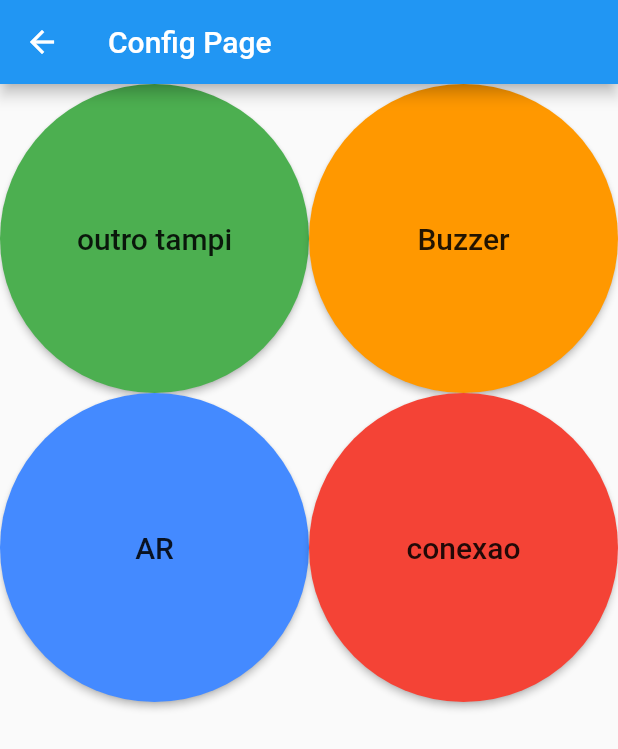
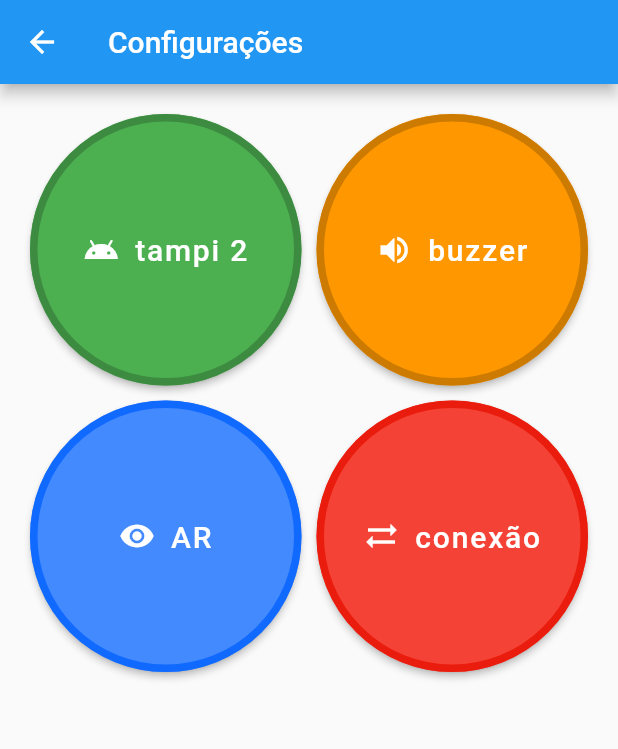
Before and after one commit to mochetti/tampi_app, a Flutter app: the ConfigPage screen opened directly, on a phone screen of 412 x 824 dp. Shown: the top 749 px of the screen. Run offline on Flutter 3.47's test engine with Material 2 defaults, Android fonts, the phone set to English and light mode, and no system bars; our stand-ins replace audioplayers, connectivity, speech_to_text, tinycolor; missing offline and left inert: arcore_flutter_plugin, arkit_plugin, flutter_barcode_scanner.

Commit message:
refatoração para inserir botão padrão de tampinha

```diff
--- a/lib/ConfigPage.dart
+++ b/lib/ConfigPage.dart
@@ -4,6 +4,7 @@ import 'package:flutter_barcode_scanner/flutter_barcode_scanner.dart';
 import 'package:tampi/ARPage.dart';
 import 'BuzzerPage.dart';
 import 'websocket.dart';
+import 'bottle_cap_button_widget.dart';
 
 class ConfigPage extends StatefulWidget {
   @override
@@ -22,30 +23,41 @@ class _ConfigPage extends State<ConfigPage> {
   Widget build(BuildContext context) {
     return Scaffold(
       appBar: AppBar(
-        title: Text("Config Page"),
+        title: Text("Configurações"),
       ),
       body: GridView.count(
+        primary: false,
+        padding: const EdgeInsets.all(20),
+        crossAxisSpacing: 10,
+        mainAxisSpacing: 10,
         crossAxisCount: 2,
-        children: [
-          RaisedButton(
-            child: Text(
-              'outro tampi',
-              textAlign: TextAlign.center,
-              style: TextStyle(fontSize: 20),
+        children: <Widget>[
+          _buildSecondTampiButton(),
+          _buildBuzzerButton(),
+          _buildARButton(),
+          _buildConectionButton(),
+        ],
       ),
-            shape: CircleBorder(),
+    );
+  }
+
+  Widget _buildSecondTampiButton() {
+    return bottleCapButton(
+      text: 'tampi 2',
+      leadingIcon: Icon(Icons.android),
+      leadingIconMargin: 10,
       color: Colors.green,
-            onPressed: qrScanner,
-          ),
-          RaisedButton(
-            child: Text(
-              'Buzzer',
-              textAlign: TextAlign.center,
-              style: TextStyle(fontSize: 20),
-            ),
-            shape: CircleBorder(),
+      onClick: qrScanner,
+    );
+  }
+
+  Widget _buildBuzzerButton() {
+    return bottleCapButton(
+      text: 'buzzer',
+      leadingIcon: Icon(Icons.volume_up),
+      leadingIconMargin: 10,
       color: Colors.orange,
-            onPressed: () {
+      onClick: () {
         Navigator.push(
           context,
           MaterialPageRoute(
@@ -53,16 +65,16 @@ class _ConfigPage extends State<ConfigPage> {
           ),
         );
       },
-          ),
-          RaisedButton(
-            child: Text(
-              'AR',
-              textAlign: TextAlign.center,
-              style: TextStyle(fontSize: 20),
-            ),
-            shape: CircleBorder(),
+    );
+  }
+
+  Widget _buildARButton() {
+    return bottleCapButton(
+      text: 'AR',
+      leadingIcon: Icon(Icons.visibility),
+      leadingIconMargin: 10,
       color: Colors.blueAccent,
-            onPressed: () {
+      onClick: () {
         Navigator.push(
           context,
           MaterialPageRoute(
@@ -70,16 +82,16 @@ class _ConfigPage extends State<ConfigPage> {
           ),
         );
       },
-          ),
-          RaisedButton(
-            child: Text(
-              'conexao',
-              textAlign: TextAlign.center,
-              style: TextStyle(fontSize: 20),
-            ),
-            shape: CircleBorder(),
+    );
+  }
+
+  Widget _buildConectionButton() {
+    return bottleCapButton(
+      text: 'conexão',
+      leadingIcon: Icon(Icons.sync_alt),
+      leadingIconMargin: 10,
       color: Colors.red,
-            onPressed: () async {
+      onClick: () async {
         var connectivityResult =
             await (Connectivity().checkConnectivity());
         if (connectivityResult == ConnectivityResult.wifi) {
@@ -87,9 +99,6 @@ class _ConfigPage extends State<ConfigPage> {
           print('estamos no wifi');
         }
       },
-          ),
-        ],
-      ),
     );
   }
 }
```
Also changed, not shown: lib/BoardPage.dart (+22 -26 lines), lib/JoystickPage.dart (+7 -6 lines), lib/MenuPage.dart (+77 -61 lines), lib/TampaDialogPage.dart (+26 -13 lines), lib/Tampas.dart (+26 -19 lines), lib/main.dart (+6 -8 lines). Lines whose indentation alone changed are shown as unchanged.
